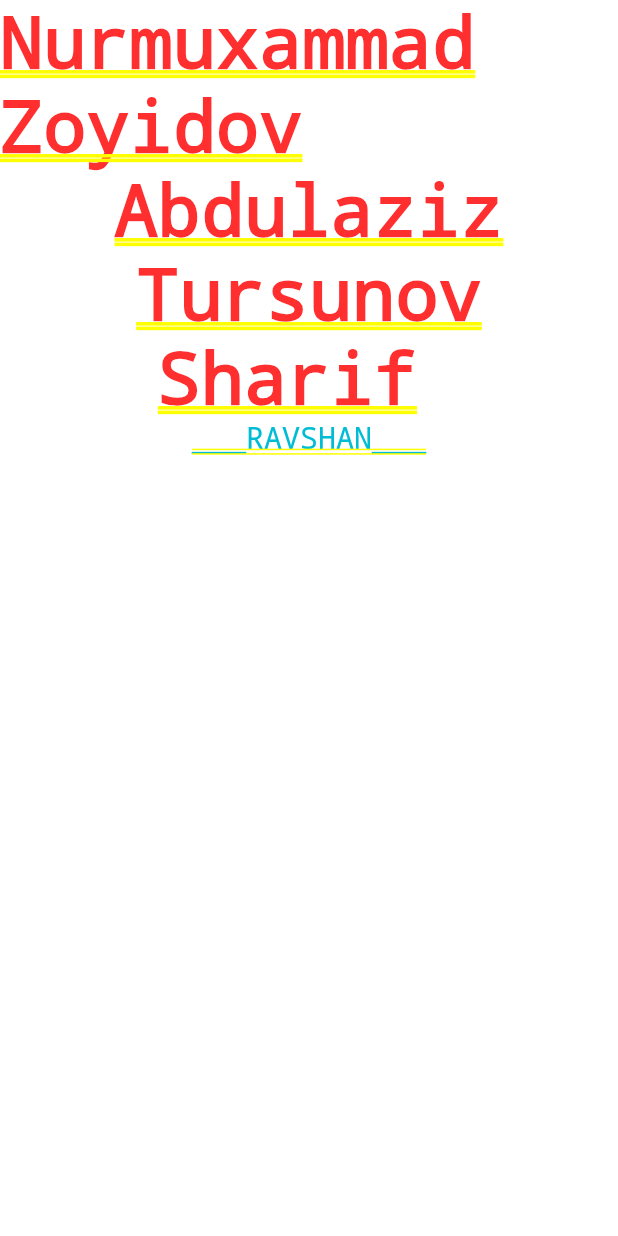
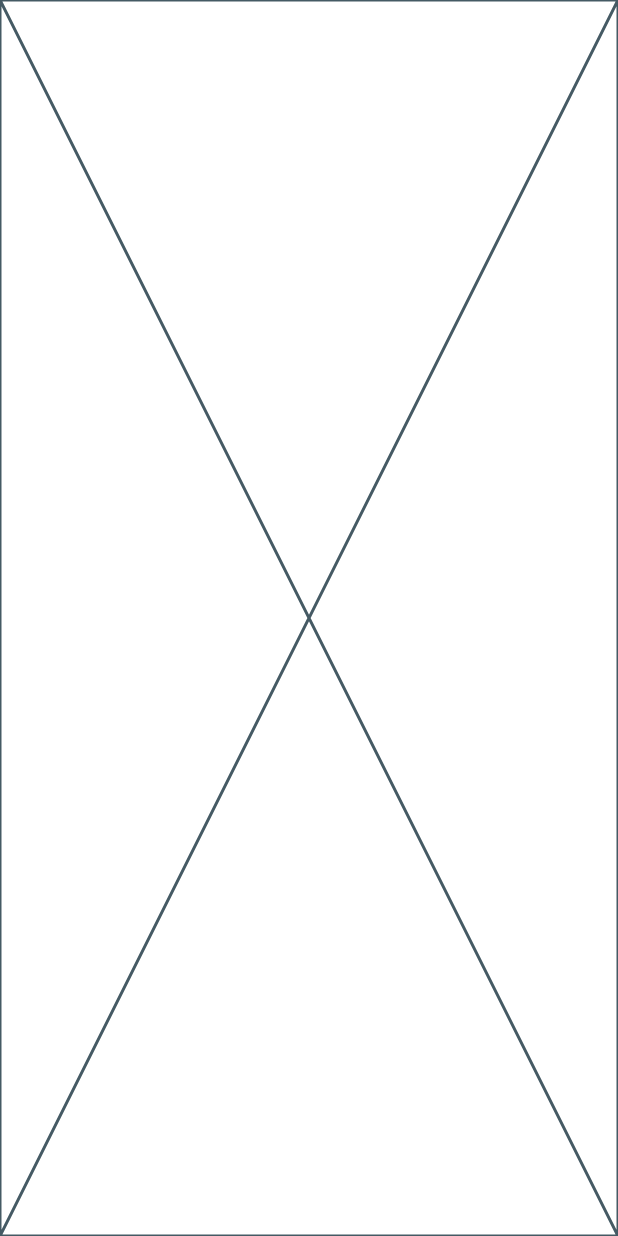
Before and after one commit to ravshan1119/git_tutorial, a Flutter app: the screen it shows after launch, on a phone screen of 412 x 824 dp. Run offline on Flutter 3.47's test engine with Material 2 defaults, Android fonts, the phone set to English and light mode, and no system bars.

Commit message:
Files added

```diff
--- a/lib/main.dart
+++ b/lib/main.dart
@@ -1,32 +1,14 @@
 import 'package:flutter/material.dart';
 
-void main() {
-  runApp(const MyApp());
+void main(){
+  runApp(MyApp());
 }
 
 class MyApp extends StatelessWidget {
   const MyApp({super.key});
+
   @override
   Widget build(BuildContext context) {
-    return MaterialApp(
-      title: 'Flutter Demo',
-      theme: ThemeData(
-        colorScheme: ColorScheme.fromSeed(seedColor: Colors.deepPurple),
-        useMaterial3: true,
-      ),
-
-      home: Column(children: [
-        Text("Nurmuxammad Zoyidov"),
-        Text("Abdulaziz"),
-        Text("Tursunov"),
-        Text("Sharif "),
-        Text("___RAVSHAN___",style:  TextStyle(
-          fontSize: 20,
-          fontWeight: FontWeight.w500,
-          color: Colors.cyan
-        ),)],),
-
-
-    );
+    return const Placeholder();
   }
 }
```
Also changed, not shown: lib/ui/home/screen_1.dart (added), lib/ui/home/screen_2.dart (added), lib/ui/home/screen_3.dart (added), lib/ui/home/screen_4.dart (added), lib/ui/home/screen_5.dart (added), lib/ui/home/widgets/buttons.dart (added).
